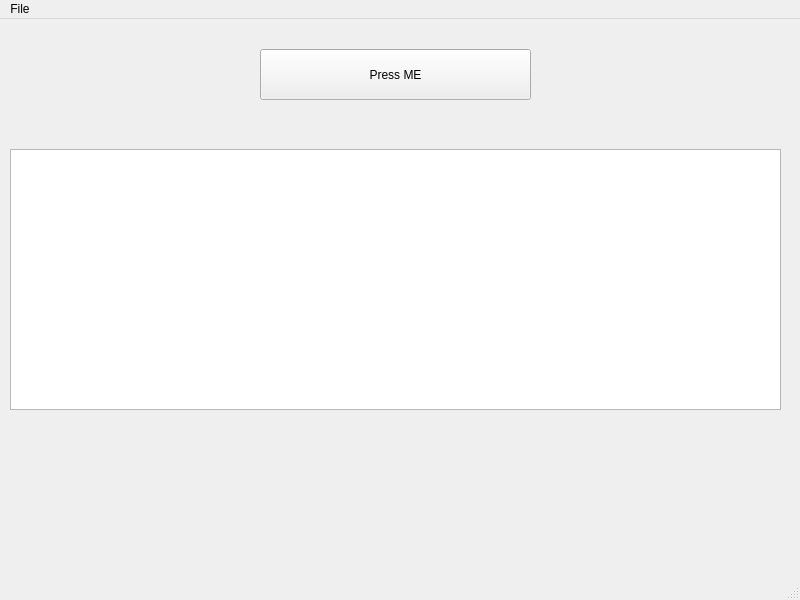
First picture: the form in ui/mainwindow.ui, repository AlsonEntuna/PySideLearning, before the edit.
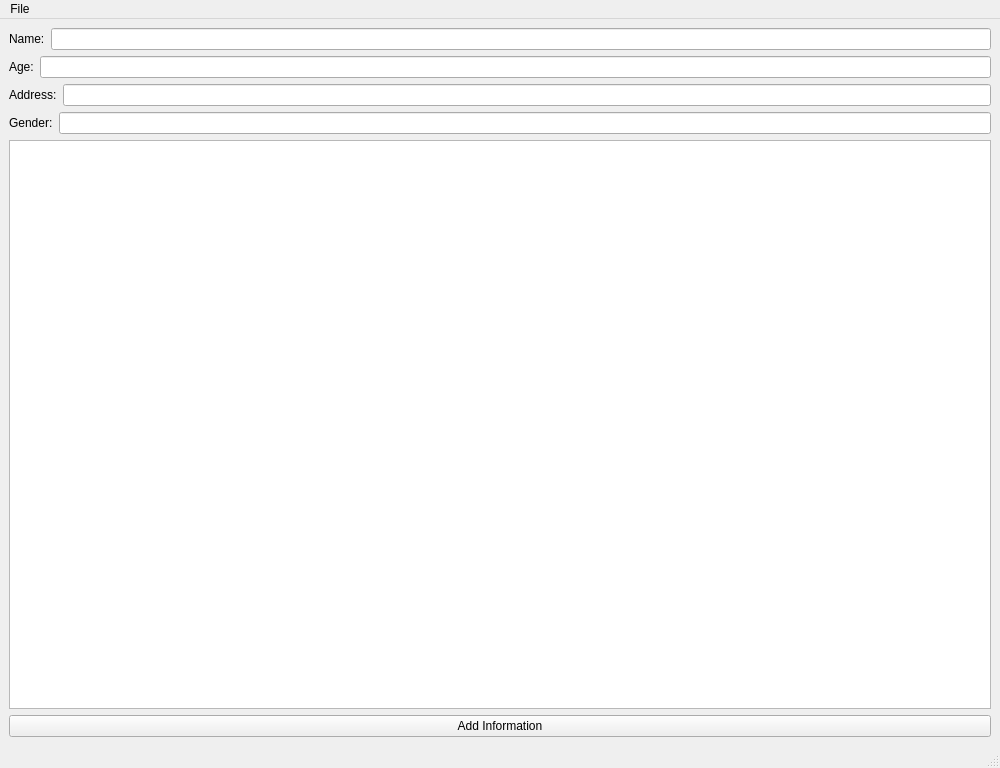
Second picture: the form after the edit.

Commit message: - updating new UI files from QT designer - changing the way things are implemented to be much cleaner

Diff of the .ui file:
```diff
--- a/ui/mainwindow.ui
+++ b/ui/mainwindow.ui
@@ -6,55 +6,111 @@
    <rect>
     <x>0</x>
     <y>0</y>
-    <width>800</width>
-    <height>600</height>
+    <width>1000</width>
+    <height>768</height>
    </rect>
   </property>
+  <property name="minimumSize">
+   <size>
+    <width>800</width>
+    <height>768</height>
+   </size>
+  </property>
+  <property name="maximumSize">
+   <size>
+    <width>1600</width>
+    <height>900</height>
+   </size>
+  </property>
   <property name="windowTitle">
    <string>MainWindow</string>
   </property>
+  <property name="documentMode">
+   <bool>false</bool>
+  </property>
+  <property name="tabShape">
+   <enum>QTabWidget::Rounded</enum>
+  </property>
+  <property name="unifiedTitleAndToolBarOnMac">
+   <bool>false</bool>
+  </property>
   <widget class="QWidget" name="centralwidget">
-   <widget class="QPushButton" name="btnPress">
-    <property name="geometry">
-     <rect>
-      <x>260</x>
-      <y>30</y>
-      <width>271</width>
-      <height>51</height>
-     </rect>
-    </property>
-    <property name="text">
-     <string>Press ME</string>
-    </property>
-   </widget>
-   <widget class="QTextEdit" name="txtbOuput">
-    <property name="geometry">
-     <rect>
-      <x>10</x>
-      <y>130</y>
-      <width>771</width>
-      <height>261</height>
-     </rect>
-    </property>
-    <property name="markdown">
-     <string/>
-    </property>
-    <property name="html">
-     <string>&lt;!DOCTYPE HTML PUBLIC &quot;-//W3C//DTD HTML 4.0//EN&quot; &quot;http://www.w3.org/TR/REC-html40/strict.dtd&quot;&gt;
-&lt;html&gt;&lt;head&gt;&lt;meta name=&quot;qrichtext&quot; content=&quot;1&quot; /&gt;&lt;meta charset=&quot;utf-8&quot; /&gt;&lt;style type=&quot;text/css&quot;&gt;
-p, li { white-space: pre-wrap; }
-&lt;/style&gt;&lt;/head&gt;&lt;body style=&quot; font-family:'Segoe UI'; font-size:9pt; font-weight:400; font-style:normal;&quot;&gt;
-&lt;p style=&quot;-qt-paragraph-type:empty; margin-top:0px; margin-bottom:0px; margin-left:0px; margin-right:0px; -qt-block-indent:0; text-indent:0px;&quot;&gt;&lt;br /&gt;&lt;/p&gt;&lt;/body&gt;&lt;/html&gt;</string>
-    </property>
-   </widget>
+   <layout class="QGridLayout" name="gridLayout">
+    <item row="5" column="0">
+     <widget class="QPushButton" name="btnPress">
+      <property name="text">
+       <string>Add Information</string>
+      </property>
+     </widget>
+    </item>
+    <item row="2" column="0">
+     <layout class="QFormLayout" name="formLayout">
+      <item row="0" column="0">
+       <widget class="QLabel" name="label_3">
+        <property name="text">
+         <string>Address:</string>
+        </property>
+       </widget>
+      </item>
+      <item row="0" column="1">
+       <widget class="QLineEdit" name="lineEdit_3"/>
+      </item>
+     </layout>
+    </item>
+    <item row="1" column="0">
+     <layout class="QFormLayout" name="formLayout_2">
+      <item row="0" column="0">
+       <widget class="QLabel" name="label_2">
+        <property name="text">
+         <string>Age:</string>
+        </property>
+       </widget>
+      </item>
+      <item row="0" column="1">
+       <widget class="QLineEdit" name="lineEdit_2"/>
+      </item>
+     </layout>
+    </item>
+    <item row="3" column="0">
+     <layout class="QFormLayout" name="formLayout_4">
+      <item row="0" column="0">
+       <widget class="QLabel" name="label_4">
+        <property name="text">
+         <string>Gender:</string>
+        </property>
+       </widget>
+      </item>
+      <item row="0" column="1">
+       <widget class="QLineEdit" name="lineEdit_4"/>
+      </item>
+     </layout>
+    </item>
+    <item row="0" column="0">
+     <layout class="QFormLayout" name="formLayout_3">
+      <item row="0" column="0">
+       <widget class="QLabel" name="label">
+        <property name="text">
+         <string>Name:</string>
+        </property>
+       </widget>
+      </item>
+      <item row="0" column="1">
+       <widget class="QLineEdit" name="lne_name"/>
+      </item>
+     </layout>
+    </item>
+    <item row="4" column="0">
+     <widget class="QListWidget" name="listWidget"/>
+    </item>
+   </layout>
   </widget>
   <widget class="QMenuBar" name="menubar">
    <property name="geometry">
     <rect>
      <x>0</x>
      <y>0</y>
-     <width>800</width>
-     <height>22</height>
+     <width>1000</width>
+     <height>21</height>
     </rect>
    </property>
    <widget class="QMenu" name="menuFile">
```
Left out of the diff: 10 changed lines with no effect on the pictures. The commit also changes 5 other files.
